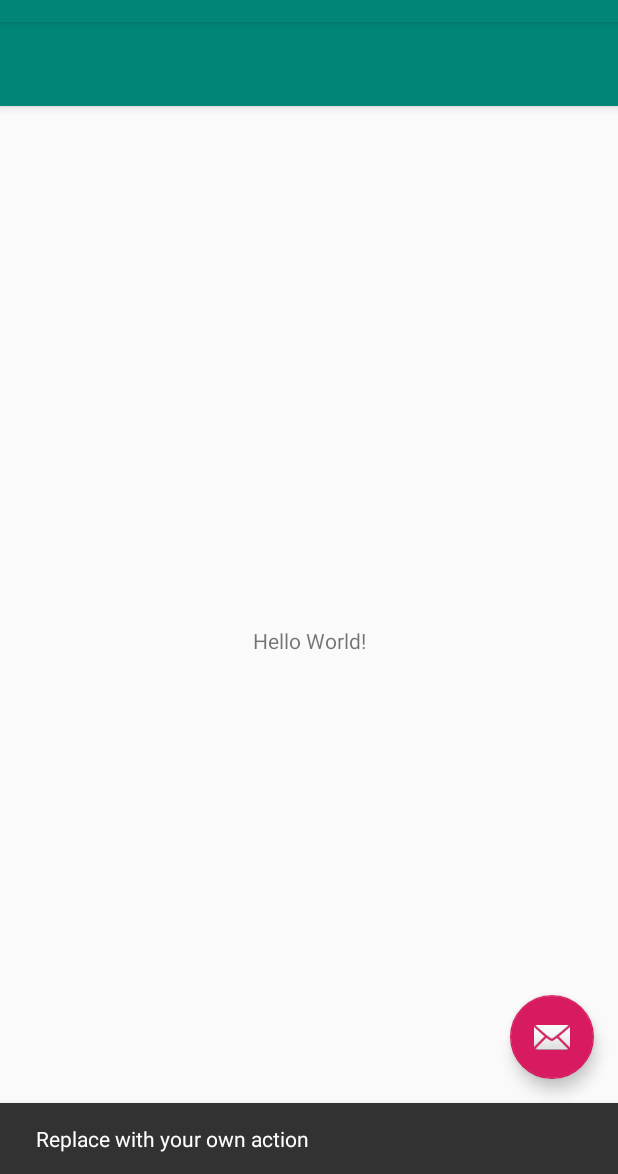
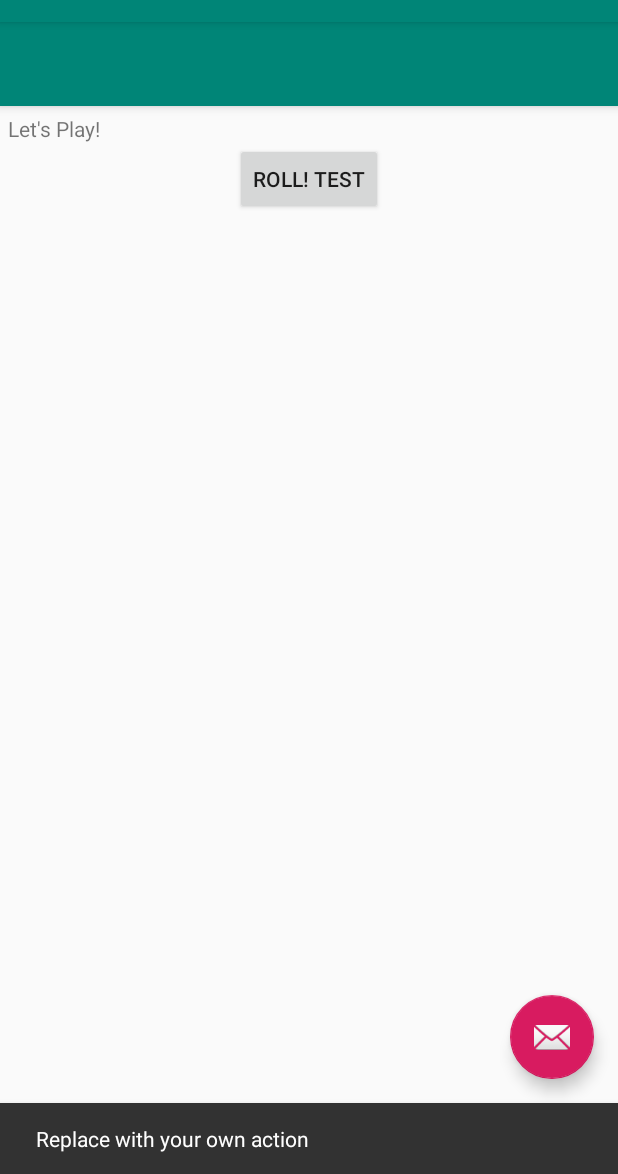
Before and after one commit to matt-chaney/DiceOut, an Android app: the MainActivity screen opened directly, with no data from a screen before it, after a tap on an icon or button, on a phone screen of 412 x 824 dp, the part 62-1236 px from its top. Run offline under Robolectric (Android 15) with nearby library versions, the phone set to English and light mode, and no system bars; 1 statement that could not run was skipped.

Commit message:
End of Ch4.2 • Converted to RelativeLayout • Fixed error with 'display below'

```diff
--- a/app/src/main/res/layout/content_main.xml
+++ b/app/src/main/res/layout/content_main.xml
@@ -1,5 +1,5 @@
 <?xml version="1.0" encoding="utf-8"?>
-<android.support.constraint.ConstraintLayout xmlns:android="http://schemas.android.com/apk/res/android"
+<RelativeLayout xmlns:android="http://schemas.android.com/apk/res/android"
     xmlns:app="http://schemas.android.com/apk/res-auto"
     xmlns:tools="http://schemas.android.com/tools"
     android:layout_width="match_parent"
@@ -9,12 +9,20 @@
     tools:showIn="@layout/activity_main">
 
     <TextView
+        android:id="@+id/topText"
         android:layout_width="wrap_content"
         android:layout_height="wrap_content"
-        android:text="Hello World!"
-        app:layout_constraintBottom_toBottomOf="parent"
-        app:layout_constraintLeft_toLeftOf="parent"
-        app:layout_constraintRight_toRightOf="parent"
-        app:layout_constraintTop_toTopOf="parent" />
+        android:layout_marginLeft="5dp"
+        android:layout_marginTop="5dp"
+        android:text="Let's Play!" />
 
-</android.support.constraint.ConstraintLayout>
+    <Button
+        android:id="@+id/button"
+        android:layout_width="wrap_content"
+        android:layout_height="wrap_content"
+        android:layout_below="@id/topText"
+        android:layout_centerHorizontal="true"
+        android:text="Roll! test" />
+
+
+</RelativeLayout>
```
